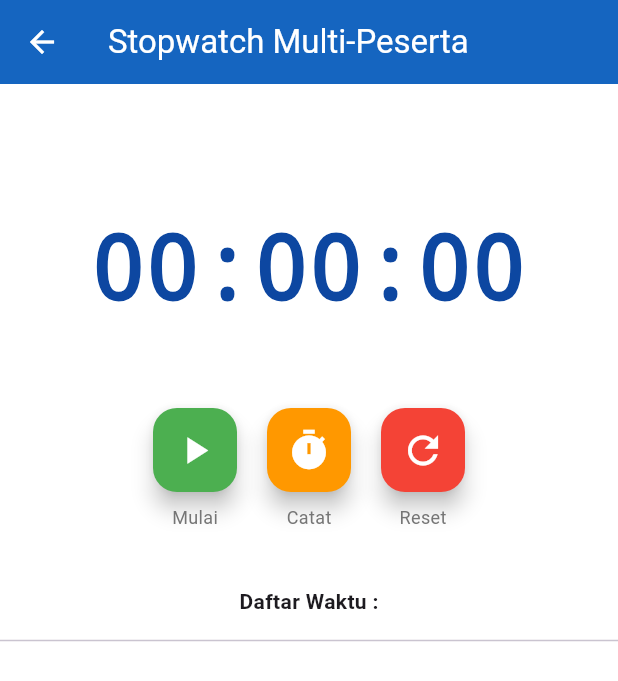
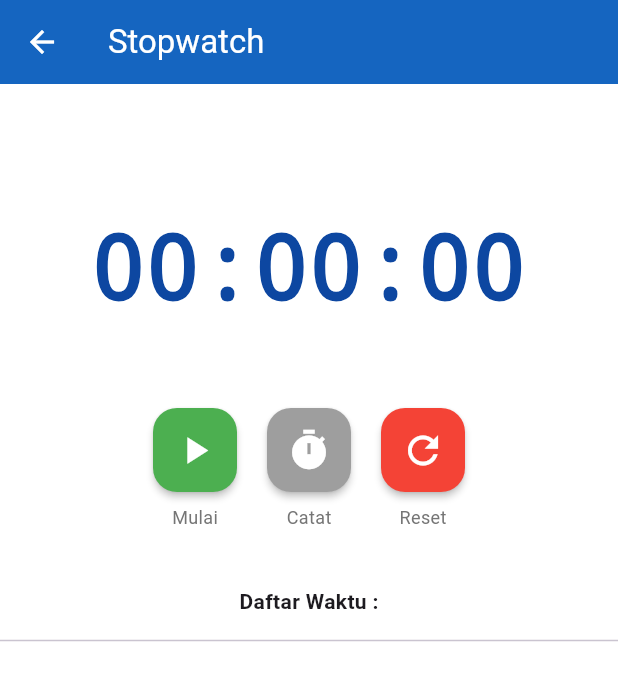
Before and after one commit to adamfznnn/TPM-T1, a Flutter app: the StopwatchPage screen opened directly, on a phone screen of 412 x 824 dp. Shown: the top 681 px of the screen. Run offline on Flutter 3.47's test engine with Material 3 defaults, Android fonts, the phone set to English and light mode, and no system bars.

Commit message:
update fitur atau perbaikan

```diff
--- a/lib/stopwatch.dart
+++ b/lib/stopwatch.dart
@@ -32,6 +32,7 @@ class _StopwatchPageState extends State<StopwatchPage> {
     return "$minutesStr:$secondsStr:$hundredsStr";
   }
 
+  // Fungsi untuk Mulai atau Lanjutkan
   void _startStopwatch() {
     if (!_stopwatch.isRunning) {
       _stopwatch.start();
@@ -40,11 +41,18 @@ class _StopwatchPageState extends State<StopwatchPage> {
     }
   }
 
-  // MODIFIKASI: Sekarang fungsi ini mencatat waktu tanpa menghentikan stopwatch
+  // BARU: Fungsi untuk menjeda (Pause)
+  void _pauseStopwatch() {
+    if (_stopwatch.isRunning) {
+      _stopwatch.stop();
+      _timer?.cancel();
+      setState(() {});
+    }
+  }
+
   void _recordLap() {
     if (_stopwatch.isRunning) {
       setState(() {
-        // Masukkan waktu saat ini ke daftar (index 0 agar yang terbaru di atas)
         _laps.insert(0, _displayTime);
       });
     }
@@ -72,10 +80,7 @@ class _StopwatchPageState extends State<StopwatchPage> {
     return Scaffold(
       backgroundColor: Colors.white,
       appBar: AppBar(
-        title: Text(
-          "Stopwatch Multi-Peserta",
-          style: TextStyle(color: Colors.white),
-        ),
+        title: Text("Stopwatch", style: TextStyle(color: Colors.white)),
         backgroundColor: Colors.blue[800],
         iconTheme: IconThemeData(color: Colors.white),
       ),
@@ -88,25 +93,42 @@ class _StopwatchPageState extends State<StopwatchPage> {
               fontSize: 60,
               fontWeight: FontWeight.bold,
               color: Colors.blue[900],
-              fontFamily: 'monospace', // Agar angka tidak bergeser saat berubah
+              fontFamily: 'monospace',
             ),
           ),
           SizedBox(height: 50),
           Row(
             mainAxisAlignment: MainAxisAlignment.center,
             children: [
-              // Tombol Start
+              // Tombol Start / Pause Dinamis
+              if (!_stopwatch.isRunning)
+                _buildButton(
+                  Icons.play_arrow,
+                  Colors.green,
+                  _startStopwatch,
+                  "Mulai",
+                )
+              else
+                _buildButton(
+                  Icons.pause,
+                  Colors.amber[700]!,
+                  _pauseStopwatch,
+                  "Pause",
+                ),
+
+              SizedBox(width: 20),
+
+              // Tombol Catat (Hanya aktif jika sedang jalan)
               _buildButton(
-                Icons.play_arrow,
-                Colors.green,
-                _startStopwatch,
-                "Mulai",
+                Icons.timer,
+                _stopwatch.isRunning ? Colors.orange : Colors.grey,
+                _recordLap,
+                "Catat",
               ),
+
               SizedBox(width: 20),
-              // Tombol Lap/Catat (Waktu tetap jalan)
-              _buildButton(Icons.timer, Colors.orange, _recordLap, "Catat"),
-              SizedBox(width: 20),
-              // Tombol Reset/Stop
+
+              // Tombol Reset
               _buildButton(Icons.refresh, Colors.red, _resetStopwatch, "Reset"),
             ],
           ),
@@ -171,6 +193,7 @@ class _StopwatchPageState extends State<StopwatchPage> {
           onPressed: onPressed,
           backgroundColor: color,
           heroTag: null,
+          elevation: 2,
           child: Icon(icon, color: Colors.white, size: 30),
         ),
         SizedBox(height: 8),
```
